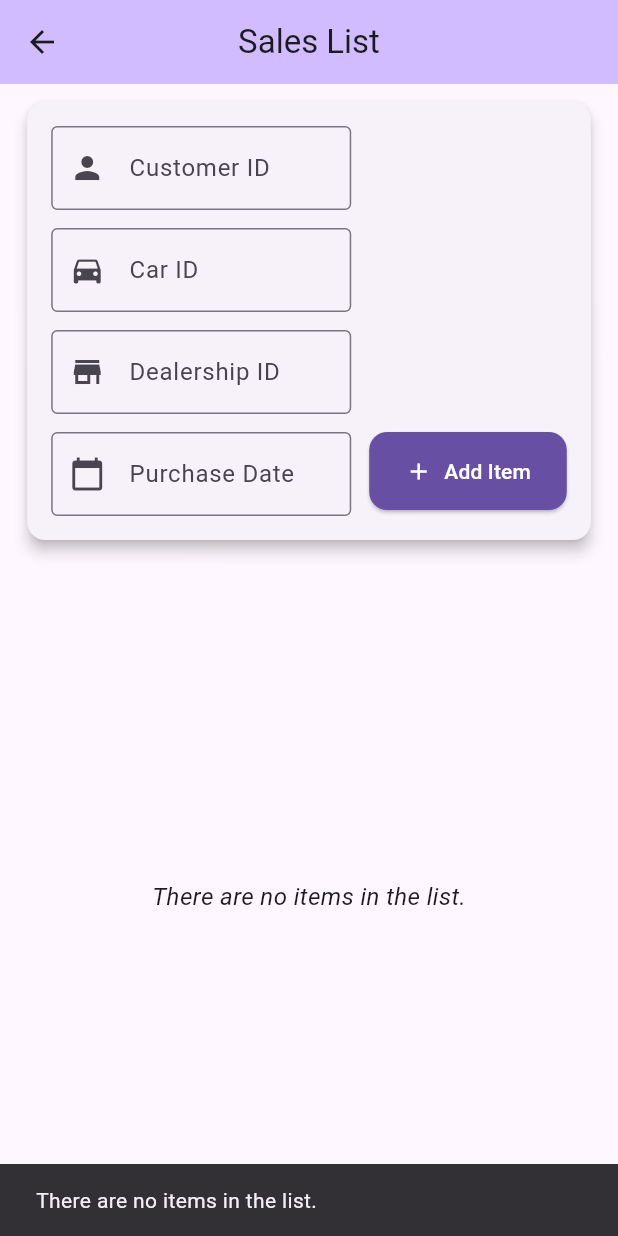
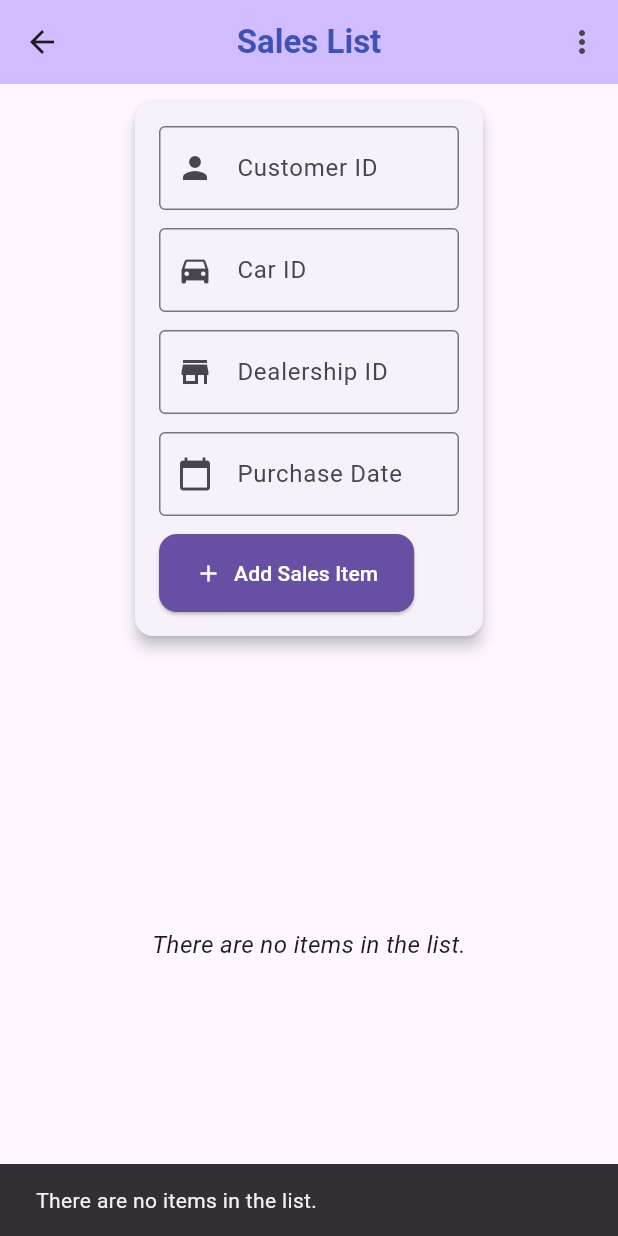
Before and after one commit to Xiaoli-git2025/cst2335_groupproject, a Flutter app: the screen it shows after launch, after a tap on "Sales List", on a phone screen of 412 x 824 dp. Run offline on Flutter 3.47's test engine with Material 3 defaults, Android fonts, the phone set to English and light mode, and no system bars; our stand-ins replace floor, flutter_secure_storage, sqflite; accounts and stored records are empty; generated files the repository leaves out were written again.

Commit message:
add multi-language support add instruction menu

```diff
--- a/lib/SalesList/sales_list.dart
+++ b/lib/SalesList/sales_list.dart
@@ -4,6 +4,7 @@
 import '../database.dart';
 import '../database_provider.dart';
 import 'package:flutter_secure_storage/flutter_secure_storage.dart';
+import 'package:flutter_gen/gen_l10n/app_localizations.dart';
 
 class SalesListPage extends StatelessWidget {
   @override
@@ -47,7 +48,7 @@
         // Show SnackBar AFTER frame builds
         WidgetsBinding.instance.addPostFrameCallback((_) {
           ScaffoldMessenger.of(context).showSnackBar(
-            SnackBar(content: Text("There are no items in the list.")),
+            SnackBar(content: Text(AppLocalizations.of(context)!.msg_sales_no_item),),
           );
         });
       }
@@ -62,8 +63,8 @@
     showDialog(
       context: context,
       builder: (_) => AlertDialog(
-        title: Text("Add Sales Item"),
-        content: Text("Do you want to copy the previous item's data?"),
+        title: Text(AppLocalizations.of(context)!.msg_sales_add),
+        content: Text(AppLocalizations.of(context)!.msg_sales_add_choice),
         actions: [
           TextButton(
             onPressed: () {
@@ -73,7 +74,7 @@
               _dateController.text = lastDate ?? '';
               Navigator.pop(context);
             },
-            child: Text("Copy Previous"),
+            child: Text(AppLocalizations.of(context)!.yes),
           ),
           TextButton(
             onPressed: () {
@@ -83,7 +84,7 @@
               _dateController.clear();
               Navigator.pop(context);
             },
-            child: Text("Start Fresh"),
+            child: Text(AppLocalizations.of(context)!.no),
           ),
         ],
       ),
@@ -124,15 +125,15 @@
       context: context,
       builder: (BuildContext context) {
         return AlertDialog(
-          title: Text("Delete Item"),
-          content: Text("Are you sure you want to delete this item?"),
+          title: Text(AppLocalizations.of(context)!.title_sales_delete),
+          content: Text(AppLocalizations.of(context)!.msg_sales_delete_confirm),
           actions: [
             TextButton(
-              child: Text("No"),
+              child: Text(AppLocalizations.of(context)!.no),
               onPressed: () => Navigator.of(context).pop(false),
             ),
             TextButton(
-              child: Text("Yes"),
+              child: Text(AppLocalizations.of(context)!.yes),
               onPressed: () => Navigator.of(context).pop(true),
             ),
           ],
@@ -192,7 +193,7 @@
                   child: TextField(
                     controller: _customerController,
                     decoration: InputDecoration(
-                      labelText: 'Customer ID',
+                      labelText: AppLocalizations.of(context)!.lbl_sales_customer_id,
                       prefixIcon: Icon(Icons.person),
                       border: OutlineInputBorder(),
                     ),
@@ -205,7 +206,7 @@
                   child: TextField(
                     controller: _carController,
                     decoration: InputDecoration(
-                      labelText: 'Car ID',
+                      labelText: AppLocalizations.of(context)!.lbl_sales_car_id,
                       prefixIcon: Icon(Icons.directions_car),
                       border: OutlineInputBorder(),
                     ),
@@ -217,7 +218,7 @@
                   child: TextField(
                     controller: _dealershipController,
                     decoration: InputDecoration(
-                      labelText: 'Dealership ID',
+                      labelText: AppLocalizations.of(context)!.lbl_sales_dealership_id,
                       prefixIcon: Icon(Icons.store),
                       border: OutlineInputBorder(),
                     ),
@@ -230,7 +231,7 @@
                     controller: _dateController,
                     readOnly: true,
                     decoration: InputDecoration(
-                      labelText: 'Purchase Date',
+                      labelText: AppLocalizations.of(context)!.lbl_sales_purchase_date,
                       prefixIcon: Icon(Icons.calendar_today),
                       border: OutlineInputBorder(),
                     ),
@@ -253,7 +254,7 @@
                 ElevatedButton.icon(
                   onPressed: _addItem,
                   icon: Icon(Icons.add),
-                  label: Text("Add Item"),
+                  label: Text(AppLocalizations.of(context)!.msg_sales_add),
                   style: ElevatedButton.styleFrom(
                     padding: EdgeInsets.symmetric(horizontal: 24, vertical: 16),
                     backgroundColor: Theme.of(context).colorScheme.primary,
@@ -273,7 +274,7 @@
           child: _items.isEmpty
               ? Center(
             child: Text(
-              "There are no items in the list.",
+              AppLocalizations.of(context)!.msg_sales_no_item,
               style: TextStyle(fontSize: 16, fontStyle: FontStyle.italic),
             ),
           )
@@ -293,11 +294,11 @@
                   child: ListTile(
                     contentPadding: EdgeInsets.all(16),
                     title: Text(
-                      "Customer ID: ${item.customer_id} - Car ID: ${item.car_id}",
+                        AppLocalizations.of(context)!.lbl_sales_customer_id + ": ${item.customer_id} - " + AppLocalizations.of(context)!.lbl_sales_car_id + ": ${item.car_id}",
                       style: TextStyle(fontWeight: FontWeight.bold),
                     ),
                     subtitle: Text(
-                      "Dealership ID: ${item.dealership_id}\nPurchase Date: ${item.purchase_date}",
+                        AppLocalizations.of(context)!.lbl_sales_dealership_id + ": ${item.dealership_id}\n" + AppLocalizations.of(context)!.lbl_sales_purchase_date + ": ${item.purchase_date}",
                       style: TextStyle(height: 1.5),
                     ),
                     trailing: Icon(Icons.chevron_right),
@@ -339,11 +340,49 @@
 
     return Scaffold(
       appBar: AppBar(
-        title: Text('Sales List'),
+        title: Text(AppLocalizations.of(context)!.title_sales,
+            style: TextStyle(fontWeight: FontWeight.bold, color: Colors.indigo)),
         leading: IconButton(
           icon: Icon(Icons.arrow_back),
           onPressed: () => Navigator.pop(context), // Go back to previous screen
         ),
+        actions: [
+          PopupMenuButton<String>(
+            onSelected: (value) {
+              if (value == 'instructions') {
+                showDialog(
+                  context: context,
+                  builder: (BuildContext context) {
+                    return AlertDialog(
+                      title: Text(AppLocalizations.of(context)!.title_sales_help),
+                      content: Text(
+                        AppLocalizations.of(context)!.msg_sales_help_description,
+                      ),
+                      actions: [
+                        TextButton(
+                          onPressed: () => Navigator.pop(context),
+                          child: Text(AppLocalizations.of(context)!.lbl_sales_close),
+                        ),
+                      ],
+                    );
+                  },
+                );
+              }
+            },
+            itemBuilder: (BuildContext context) => [
+              PopupMenuItem<String>(
+                value: 'instructions',
+                child: Row(
+                  children: [
+                    Icon(Icons.info_outline, color: Colors.black54),
+                    SizedBox(width: 8),
+                    Text(AppLocalizations.of(context)!.menu_help),
+                  ],
+                ),
+              ),
+            ],
+          ),
+        ],
         backgroundColor: Theme.of(context).colorScheme.inversePrimary,
         centerTitle: true,
       ),
@@ -382,20 +421,20 @@
               children: [
                 Center(
                   child: Text(
-                    "Item Details",
+                    AppLocalizations.of(context)!.title_sales_items,
                     style: Theme.of(context).textTheme.headlineMedium,
                   ),
                 ),
                 SizedBox(height: 24),
-                _detailRow(Icons.person, "Customer ID", item.customer_id.toString()),
+                _detailRow(Icons.person, AppLocalizations.of(context)!.lbl_sales_customer_id, item.customer_id.toString()),
                 SizedBox(height: 12),
-                _detailRow(Icons.directions_car, "Car ID", item.car_id.toString()),
+                _detailRow(Icons.directions_car, AppLocalizations.of(context)!.lbl_sales_car_id, item.car_id.toString()),
                 SizedBox(height: 12),
-                _detailRow(Icons.store, "Dealership ID", item.dealership_id.toString()),
+                _detailRow(Icons.store, AppLocalizations.of(context)!.lbl_sales_dealership_id, item.dealership_id.toString()),
                 SizedBox(height: 12),
-                _detailRow(Icons.calendar_today, "Purchase Date", item.purchase_date.toString()),
+                _detailRow(Icons.calendar_today, AppLocalizations.of(context)!.lbl_sales_purchase_date, item.purchase_date.toString()),
                 SizedBox(height: 12),
-                _detailRow(Icons.numbers, "Record ID", item.id.toString()),
+                _detailRow(Icons.numbers, AppLocalizations.of(context)!.lbl_sales_id, item.id.toString()),
                 SizedBox(height: 32),
                 Row(
                   mainAxisAlignment: MainAxisAlignment.center,
@@ -403,7 +442,7 @@
                     ElevatedButton.icon(
                       onPressed: onDelete,
                       icon: Icon(Icons.delete_outline),
-                      label: Text("Delete"),
+                      label: Text(AppLocalizations.of(context)!.lbl_sales_delete),
                       style: ElevatedButton.styleFrom(
                         padding: EdgeInsets.symmetric(horizontal: 24, vertical: 16),
                         backgroundColor: Theme.of(context).colorScheme.primary,
@@ -417,7 +456,7 @@
                     OutlinedButton.icon(
                       onPressed: onClose,
                       icon: Icon(Icons.close),
-                      label: Text("Close"),
+                      label: Text(AppLocalizations.of(context)!.lbl_sales_close),
                       style: OutlinedButton.styleFrom(
                         padding: EdgeInsets.symmetric(horizontal: 24, vertical: 16),
                         shape: RoundedRectangleBorder(
--- a/lib/homepage_buttons.dart
+++ b/lib/homepage_buttons.dart
@@ -3,28 +3,32 @@
 import 'CustomerList/customer_list.dart';
 import 'CarList/car_list.dart';
 import 'CarDealershipList/car_dealership_list.dart';
+import 'package:flutter_gen/gen_l10n/app_localizations.dart';
 
 class HomePageWithButtons extends StatelessWidget {
+  final Function(Locale) onLocaleChanged;
+  const HomePageWithButtons({super.key, required this.onLocaleChanged});
+
   @override
   Widget build(BuildContext context) {
     final List<Map<String, dynamic>> buttonData = [
       {
-        'label': 'Customer List',
+        'label': AppLocalizations.of(context)!.main_lab_customer_list,
         'icon': Icons.person,
         'route': CustomerListPage(),
       },
       {
-        'label': 'Car List',
+        'label': AppLocalizations.of(context)!.main_lab_car_list,
         'icon': Icons.directions_car,
         'route': CarListPage(),
       },
       {
-        'label': 'Car Dealership List',
+        'label': AppLocalizations.of(context)!.main_lab_dealership_list,
         'icon': Icons.store,
         'route': DealershipListPage(),
       },
       {
-        'label': 'Sales List',
+        'label': AppLocalizations.of(context)!.main_lab_sales_list,
         'icon': Icons.receipt_long,
         'route': SalesListPage(),
       },
@@ -32,7 +36,26 @@
 
     return Scaffold(
       appBar: AppBar(
-        title: Text('Vehicle Sales Management'),
+        title: Text(
+            AppLocalizations.of(context)!.main_title,
+            style: TextStyle(fontWeight: FontWeight.bold, color: Colors.indigo)
+        ),
+        actions: [
+          PopupMenuButton<Locale>(
+            icon: Icon(Icons.language),
+            onSelected: onLocaleChanged,
+            itemBuilder: (context) => [
+              PopupMenuItem(
+                value: const Locale('en'),
+                child: Text('English'),
+              ),
+              PopupMenuItem(
+                value: const Locale('zh'),
+                child: Text('中文'),
+              ),
+            ],
+          ),
+        ],
         centerTitle: true,
         backgroundColor: Theme.of(context).colorScheme.inversePrimary,
       ),
@@ -88,11 +111,11 @@
           child: Column(
             mainAxisAlignment: MainAxisAlignment.center,
             children: [
-              Icon(data['icon'], size: 44, color: Colors.white),
+              Icon(data['icon'], size: 44),
               SizedBox(height: 16),
               Text(
                 data['label'],
-                style: TextStyle(fontSize: 20, color: Colors.white),
+                style: TextStyle(fontSize: 20, fontWeight: FontWeight.bold),
                 textAlign: TextAlign.center,
               ),
             ],
--- /dev/null
+++ b/lib/l10n/app_en.arb
@@ -0,0 +1,28 @@
+{
+    "@@locale": "en",
+    "main_title": "Vehicle Sales Management",
+    "main_lab_customer_list": "Customer List",
+    "main_lab_car_list": "Car List",
+    "main_lab_dealership_list": "Car Dealership List",
+    "main_lab_sales_list": "Sales List",
+    "yes": "Yes",
+    "no": "No",
+    "menu_help": "Instructions",
+
+    "title_sales": "Sales List",
+    "title_sales_items": "Item Details",
+    "msg_sales_no_item": "There are no items in the list.",
+    "msg_sales_add": "Add Sales Item",
+    "msg_sales_add_choice": "Do you want to copy the previous item's data?",
+    "title_sales_delete": "Delete Item",
+    "msg_sales_delete_confirm": "Are you sure you want to delete this item?",
+    "lbl_sales_customer_id": "Customer ID",
+    "lbl_sales_car_id": "Car ID",
+    "lbl_sales_dealership_id": "Dealership ID",
+    "lbl_sales_purchase_date": "Purchase Date",
+    "lbl_sales_id": "Record ID",
+    "lbl_sales_delete": "Delete",
+    "lbl_sales_close": "Close",
+    "title_sales_help": "How to Use",
+    "msg_sales_help_description": "1. Enter customer, car, dealership, and date information.\n2. Tap 'Add' to save the sale.\n3. Tap a list item to view details or delete it.\n4. Use the back button to return to the main menu."
+}
--- /dev/null
+++ b/lib/l10n/app_zh.arb
@@ -0,0 +1,28 @@
+{
+    "@@locale": "zh",
+    "main_title": "车辆销售管理",
+    "main_lab_customer_list": "客户信息列表",
+    "main_lab_car_list": "车辆信息列表",
+    "main_lab_dealership_list": "经销商信息列表",
+    "main_lab_sales_list": "销售纪录列表",
+    "yes": "是",
+    "no": "否",
+    "menu_help": "用户指南",
+
+    "title_sales": "销售记录",
+    "title_sales_items": "销售记录详情",
+    "msg_sales_no_item": "销售纪录为空",
+    "msg_sales_add": "添加销售记录",
+    "msg_sales_add_choice": "是否拷贝上一次添加的记录信息？",
+    "title_sales_delete": "删除销售记录",
+    "msg_sales_delete_confirm": "确定删除销售记录么？",
+    "lbl_sales_customer_id": "客户号",
+    "lbl_sales_car_id": "车辆识别号",
+    "lbl_sales_dealership_id": "经销商代码",
+    "lbl_sales_purchase_date": "购买日期",
+    "lbl_sales_id": "记录号",
+    "lbl_sales_delete": "删除",
+    "lbl_sales_close": "关闭",
+    "title_sales_help": "用户使用指南",
+        "msg_sales_help_description": "1. 输入客户号，车辆识别号，经销商代码以及购买日期。\n2. 点击‘添加销售记录’按钮添加销售记录。\n3. 点击一条销售记录查看详情。\n4. 点击返回键返回主界面。"
+}
--- a/lib/main.dart
+++ b/lib/main.dart
@@ -2,6 +2,8 @@
 import 'homepage_buttons.dart';
 import 'database_provider.dart';
 import 'database.dart';
+import 'package:flutter_localizations/flutter_localizations.dart';
+import 'package:flutter_gen/gen_l10n/app_localizations.dart';
 
 Future<void> main() async {
   WidgetsFlutterBinding.ensureInitialized();
@@ -12,12 +14,63 @@
   runApp(MyApp());
 }
 
-class MyApp extends StatelessWidget {
+/*class MyApp extends StatelessWidget {
   @override
   Widget build(BuildContext context) {
     return MaterialApp(
-      title: 'Group project',
-      home: HomePageWithButtons(), // New home page
+      debugShowCheckedModeBanner: false,
+      title: 'Vehicle Sales',
+      localizationsDelegates: const [
+        AppLocalizations.delegate,
+        GlobalMaterialLocalizations.delegate,
+        GlobalWidgetsLocalizations.delegate,
+        GlobalCupertinoLocalizations.delegate,
+      ],
+      supportedLocales: const [
+        Locale('en'), // English
+        Locale('zh'), // Chinese
+        // Add more locales here
+      ],
+      //locale: Locale('zh'), // force Chinese
+      locale: _locale, // Use a state variable
+      home: HomePageWithButtons(onLocaleChanged: (locale) => setState(() => _locale = locale),),
+    );
+  }
+}*/
+
+class MyApp extends StatefulWidget {
+  @override
+  State<MyApp> createState() => _MyAppState();
+}
+
+class _MyAppState extends State<MyApp> {
+  // ✅ Define _locale
+  Locale? _locale;
+
+  // ✅ Define onLocaleChanged
+  void onLocaleChanged(Locale locale) {
+    setState(() {
+      _locale = locale;
+    });
+  }
+
+  @override
+  Widget build(BuildContext context) {
+    return MaterialApp(
+      debugShowCheckedModeBanner: false,
+      title: 'Vehicle Sales',
+      locale: _locale, // Use state variable
+      localizationsDelegates: const [
+        AppLocalizations.delegate,
+        GlobalMaterialLocalizations.delegate,
+        GlobalWidgetsLocalizations.delegate,
+        GlobalCupertinoLocalizations.delegate,
+      ],
+      supportedLocales: const [
+        Locale('en'),
+        Locale('zh'),
+      ],
+      home: HomePageWithButtons(onLocaleChanged: onLocaleChanged),
     );
   }
 }
--- a/pubspec.yaml
+++ b/pubspec.yaml
@@ -31,6 +31,9 @@
   flutter:
     sdk: flutter
   floor: ^1.4.0
+  flutter_localizations:
+    sdk: flutter
+  intl: ^0.19.0
 
   # The following adds the Cupertino Icons font to your application.
   # Use with the CupertinoIcons class for iOS style icons.
@@ -60,7 +63,7 @@
   # included with your application, so that you can use the icons in
   # the material Icons class.
   uses-material-design: true
-
+  generate: true
   assets:
     - images/question-mark.png
     - images/idea.png
```
Also changed, not shown: l10n.yaml (added, +7 -0 lines), pubspec.lock.
